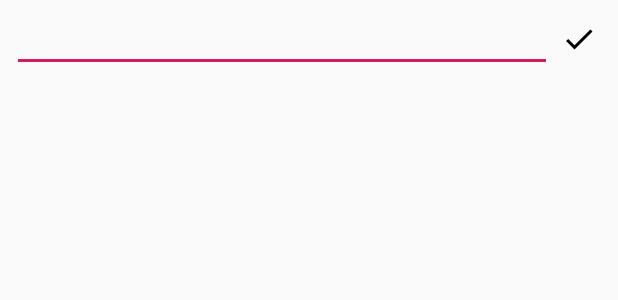
After one commit to Mcghee-Jake/Cipherchat, an Android app: the layout new_chat_actionbar.xml on its own in the app's theme, with its tools: preview values and no code run, on a phone screen of 412 x 824 dp. The commit adds this screen. Shown: the top 300 px of the screen. Run offline under Robolectric (Android 15) with nearby library versions, the light colour scheme and no system bars.

Commit message:
trying to add chatRooms

```diff
--- a/app/build.gradle
+++ b/app/build.gradle
@@ -26,9 +26,11 @@ dependencies {
     implementation 'com.android.support:support-v4:28.0.0'
     implementation 'com.google.firebase:firebase-core:16.0.6'
     implementation 'com.google.firebase:firebase-database:16.0.5'
+    implementation 'com.android.support:recyclerview-v7:28.0.0'
+    implementation 'com.android.support:design:28.0.0'
     testImplementation 'junit:junit:4.12'
     androidTestImplementation 'com.android.support.test:runner:1.0.2'
     androidTestImplementation 'com.android.support.test.espresso:espresso-core:3.0.2'
-    implementation 'com.android.support:recyclerview-v7:28.0.0'
+
 }
 apply plugin: 'com.google.gms.google-services'
--- a/app/src/main/AndroidManifest.xml
+++ b/app/src/main/AndroidManifest.xml
@@ -9,7 +9,7 @@
         android:roundIcon="@mipmap/ic_launcher_round"
         android:supportsRtl="true"
         android:theme="@style/AppTheme">
-        <activity android:name=".MainActivity">
+        <activity android:name=".Activities.MainActivity">
             <intent-filter>
                 <action android:name="android.intent.action.MAIN" />
 
--- a/app/src/main/java/com/example/android/encryptedmessengerapp/Adapters/MessageAdapter.java
+++ b/app/src/main/java/com/example/android/encryptedmessengerapp/Adapters/MessageAdapter.java
@@ -7,7 +7,7 @@ import android.view.View;
 import android.view.ViewGroup;
 import android.widget.TextView;
 
-import com.example.android.encryptedmessengerapp.Message;
+import com.example.android.encryptedmessengerapp.Objects.Message;
 import com.example.android.encryptedmessengerapp.R;
 
 import java.util.ArrayList;
--- /dev/null
+++ b/app/src/main/res/drawable/ic_chat_white_24dp.xml
@@ -0,0 +1,5 @@
+<vector android:height="24dp" android:tint="#FFFFFF"
+    android:viewportHeight="24.0" android:viewportWidth="24.0"
+    android:width="24dp" xmlns:android="http://schemas.android.com/apk/res/android">
+    <path android:fillColor="#FF000000" android:pathData="M20,2L4,2c-1.1,0 -1.99,0.9 -1.99,2L2,22l4,-4h14c1.1,0 2,-0.9 2,-2L22,4c0,-1.1 -0.9,-2 -2,-2zM6,9h12v2L6,11L6,9zM14,14L6,14v-2h8v2zM18,8L6,8L6,6h12v2z"/>
+</vector>
--- /dev/null
+++ b/app/src/main/res/drawable/ic_done_black_24dp.xml
@@ -0,0 +1,9 @@
+<vector xmlns:android="http://schemas.android.com/apk/res/android"
+        android:width="24dp"
+        android:height="24dp"
+        android:viewportWidth="24.0"
+        android:viewportHeight="24.0">
+    <path
+        android:fillColor="#FF000000"
+        android:pathData="M9,16.2L4.8,12l-1.4,1.4L9,19 21,7l-1.4,-1.4L9,16.2z"/>
+</vector>
--- /dev/null
+++ b/app/src/main/res/layout/new_chat_actionbar.xml
@@ -0,0 +1,21 @@
+<?xml version="1.0" encoding="utf-8"?>
+<LinearLayout xmlns:android="http://schemas.android.com/apk/res/android"
+    android:orientation="horizontal"
+    android:layout_width="match_parent"
+    android:layout_height="?attr/actionBarSize"
+    android:padding="8dp">
+
+    <EditText
+        android:id="@+id/et_recipient"
+        android:layout_weight="1"
+        android:layout_width="0dp"
+        android:layout_height="wrap_content" />
+
+    <ImageButton
+        android:id="@+id/btn_confirm_recipient"
+        android:layout_width="36dp"
+        android:layout_height="36dp"
+        android:src="@drawable/ic_done_black_24dp"
+        android:background="@android:color/transparent"/>
+
+</LinearLayout>
```
Also changed, not shown: app/src/main/java/com/example/android/encryptedmessengerapp/Activities/ChatActivity.java (added, +110 -0 lines), app/src/main/java/com/example/android/encryptedmessengerapp/Activities/MainActivity.java (renamed from app/src/main/java/com/example/android/encryptedmessengerapp/MainActivity.java, +20 -21 lines), app/src/main/java/com/example/android/encryptedmessengerapp/Adapters/ConversationAdapter.java (added, +58 -0 lines), app/src/main/java/com/example/android/encryptedmessengerapp/Message.java (deleted, +0 -20 lines), app/src/main/java/com/example/android/encryptedmessengerapp/Objects/Conversation.java (added, +10 -0 lines), app/src/main/java/com/example/android/encryptedmessengerapp/Objects/Message.java (added, +38 -0 lines), app/src/main/res/layout/activity_main.xml (+19 -23 lines), app/src/main/res/layout/conversation_activity.xml (added, +34 -0 lines), 1 other file.
